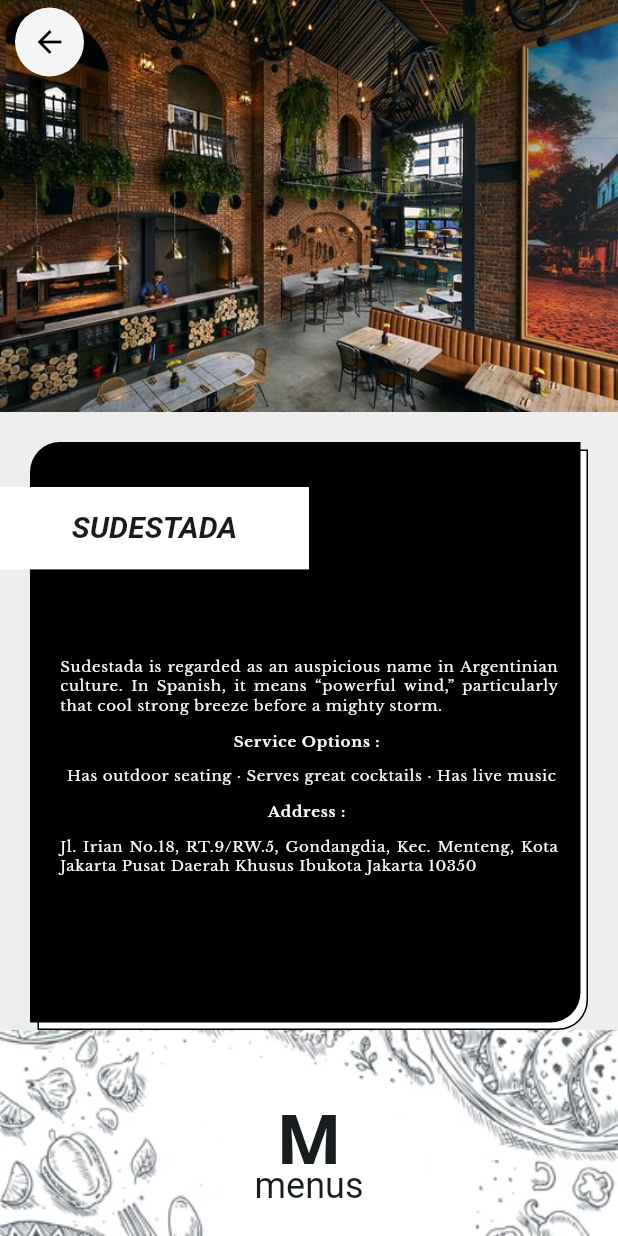
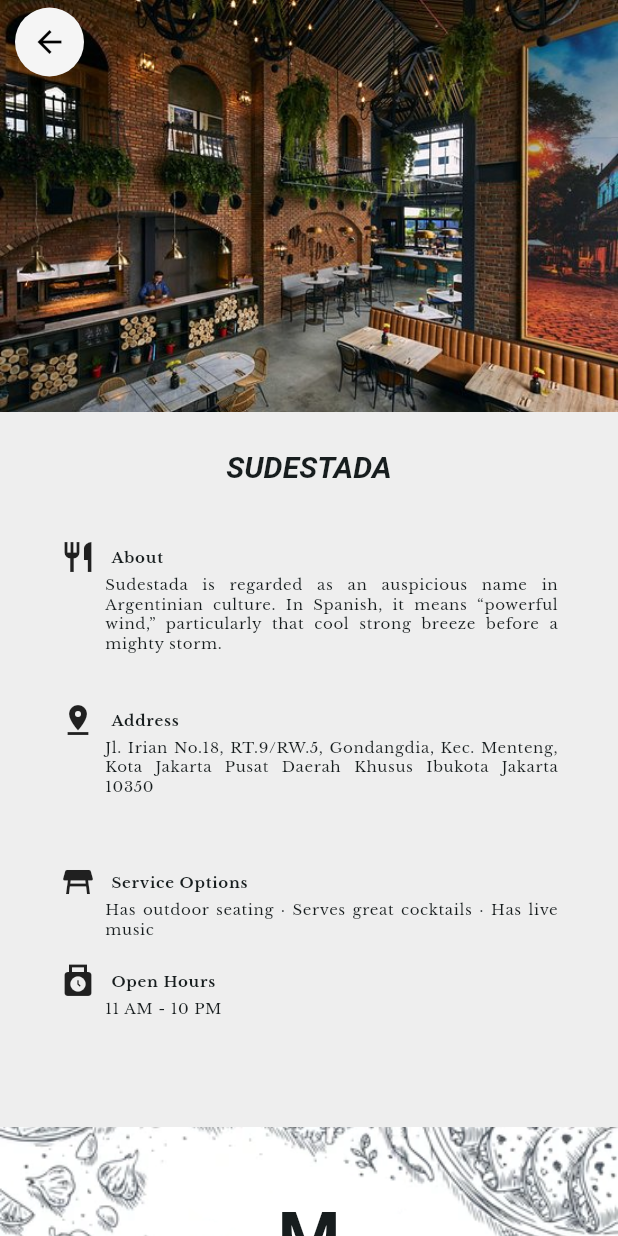
Before and after one commit to pnd-kw/el_resto_app, a Flutter app: the screen it shows after launch, after a tap on "4.7", on a phone screen of 412 x 824 dp. Run offline on Flutter 3.47's test engine with Material 3 defaults, Android fonts, the light colour scheme and no system bars; drawn by our look-alikes of auto_size_text; our stand-ins replace google_fonts, responsive_framework.

Commit message:
refactor and redesign restaurant info

```diff
--- a/lib/el_resto_detail.dart
+++ b/lib/el_resto_detail.dart
@@ -1,5 +1,3 @@
-// import 'package:el_resto_app/model/menu_category.dart';
-// import 'package:el_resto_app/menu_list.dart';
 import 'package:el_resto_app/widget/el_resto_detail_info.dart';
 import 'package:el_resto_app/widget/menu_item.dart';
 import 'package:el_resto_app/widget/menu_category.dart';
@@ -55,7 +53,6 @@
           .addAll(menu);
     }
 
-    // final screenWidth = MediaQuery.of(context).size.width;
     final screenHeight = MediaQuery.of(context).size.height;
 
     final mobileExpandedHeight = screenHeight / 3;
@@ -116,11 +113,13 @@
               delegate: SliverChildListDelegate(
                 [
                   ElRestoDetailInfo(
-                      name: resto.name,
-                      description: resto.description,
-                      serviceOptions: resto.serviceOptions,
-                      address: [resto.street, resto.city, resto.postalCode]
-                          .join(' ')),
+                    name: resto.name,
+                    description: resto.description,
+                    serviceOptions: resto.serviceOptions,
+                    address:
+                        [resto.street, resto.city, resto.postalCode].join(' '),
+                    openHours: resto.openHours,
+                  ),
                   SizedBox(
                     height: menuBgImage,
                     child: Container(
--- a/lib/widget/el_resto_detail_info.dart
+++ b/lib/widget/el_resto_detail_info.dart
@@ -1,3 +1,4 @@
+import 'package:auto_size_text/auto_size_text.dart';
 import 'package:flutter/material.dart';
 import 'package:responsive_framework/responsive_breakpoints.dart';
 
@@ -6,17 +7,19 @@
   final String description;
   final String serviceOptions;
   final String address;
+  final String openHours;
 
-  const ElRestoDetailInfo(
-      {super.key,
-      required this.name,
-      required this.description,
-      required this.serviceOptions,
-      required this.address});
+  const ElRestoDetailInfo({
+    super.key,
+    required this.name,
+    required this.description,
+    required this.serviceOptions,
+    required this.address,
+    required this.openHours,
+  });
 
   @override
   Widget build(BuildContext context) {
-    final screenWidth = MediaQuery.of(context).size.width;
     final screenHeight = MediaQuery.of(context).size.height;
 
     final mobileContainerHeight = screenHeight / 2;
@@ -30,139 +33,12 @@
       titleContainerHeight = mobileTitleContainerHeight;
     }
 
-    return Stack(
+    return Column(
       children: [
-        SizedBox(
-          height: containerHeight,
-          child: Padding(
-            padding: const EdgeInsets.only(top: 20, left: 20, right: 20),
-            child: Stack(
-              children: [
-                Padding(
-                  padding: const EdgeInsets.only(top: 5, left: 5),
-                  child: Container(
-                    decoration: BoxDecoration(
-                      color: Colors.white,
-                      borderRadius: const BorderRadius.only(
-                        topLeft: Radius.circular(20),
-                        bottomRight: Radius.circular(20),
-                      ),
-                      border: Border.all(width: 1.0),
-                    ),
-                  ),
-                ),
-                Padding(
-                  padding: const EdgeInsets.only(right: 5, bottom: 5),
-                  child: Container(
-                    decoration: const BoxDecoration(
-                      color: Colors.black,
-                      borderRadius: BorderRadius.only(
-                          topLeft: Radius.circular(20),
-                          bottomRight: Radius.circular(20)),
-                    ),
-                  ),
-                ),
-                Padding(
-                  padding: const EdgeInsets.only(top: 50),
-                  child: Column(
-                    mainAxisAlignment: MainAxisAlignment.center,
-                    children: [
-                      Flexible(
-                        child: Padding(
-                          padding: const EdgeInsets.only(
-                              left: 20, right: 20, bottom: 10),
-                          child: Text(
-                            description,
-                            style: Theme.of(context)
-                                .textTheme
-                                .bodySmall!
-                                .copyWith(
-                                    color: Theme.of(context)
-                                        .colorScheme
-                                        .background),
-                            textAlign: TextAlign.justify,
-                          ),
-                        ),
-                      ),
-                      Flexible(
-                        child: Padding(
-                          padding: const EdgeInsets.only(
-                              left: 20, right: 20, bottom: 10),
-                          child: Text(
-                            'Service Options : ',
-                            style: Theme.of(context)
-                                .textTheme
-                                .labelSmall!
-                                .copyWith(
-                                    color: Theme.of(context)
-                                        .colorScheme
-                                        .background),
-                          ),
-                        ),
-                      ),
-                      Flexible(
-                        child: Padding(
-                          padding: const EdgeInsets.only(
-                              left: 20, right: 20, bottom: 10),
-                          child: Text(
-                            serviceOptions,
-                            style: Theme.of(context)
-                                .textTheme
-                                .bodySmall!
-                                .copyWith(
-                                    color: Theme.of(context)
-                                        .colorScheme
-                                        .background),
-                            textAlign: TextAlign.justify,
-                          ),
-                        ),
-                      ),
-                      Flexible(
-                        child: Padding(
-                          padding: const EdgeInsets.only(
-                              left: 20, right: 20, bottom: 10),
-                          child: Text(
-                            'Address : ',
-                            style: Theme.of(context)
-                                .textTheme
-                                .labelSmall!
-                                .copyWith(
-                                    color: Theme.of(context)
-                                        .colorScheme
-                                        .background),
-                          ),
-                        ),
-                      ),
-                      Flexible(
-                        child: Padding(
-                          padding: const EdgeInsets.only(
-                              left: 20, right: 20, bottom: 10),
-                          child: Text(
-                            address,
-                            style: Theme.of(context)
-                                .textTheme
-                                .bodySmall!
-                                .copyWith(
-                                    color: Theme.of(context)
-                                        .colorScheme
-                                        .background),
-                            textAlign: TextAlign.justify,
-                          ),
-                        ),
-                      ),
-                    ],
-                  ),
-                ),
-              ],
-            ),
-          ),
-        ),
         Padding(
-          padding: const EdgeInsets.only(top: 50),
-          child: Container(
-            width: screenWidth / 2,
+          padding: const EdgeInsets.only(top: 10),
+          child: SizedBox(
             height: titleContainerHeight,
-            color: Colors.white,
             child: Align(
               alignment: Alignment.center,
               child: Text(
@@ -173,7 +49,75 @@
             ),
           ),
         ),
+        SizedBox(
+          height: containerHeight,
+          child: Padding(
+            padding: const EdgeInsets.only(left: 20, right: 20),
+            child: Padding(
+              padding: const EdgeInsets.only(top: 20),
+              child: Column(
+                mainAxisAlignment: MainAxisAlignment.start,
+                crossAxisAlignment: CrossAxisAlignment.start,
+                children: [
+                  buildInfoTitle(
+                      context, 'About', const Icon(Icons.restaurant)),
+                  buildInfoContent(context, 2, description),
+                  buildInfoTitle(
+                      context, 'Address', const Icon(Icons.pin_drop)),
+                  buildInfoContent(context, 2, address),
+                  buildInfoTitle(context, 'Service Options',
+                      const Icon(Icons.table_restaurant)),
+                  buildInfoContent(context, 1, serviceOptions),
+                  buildInfoTitle(
+                      context, 'Open Hours', const Icon(Icons.punch_clock)),
+                  buildInfoContent(context, 0, openHours),
+                ],
+              ),
+            ),
+          ),
+        ),
       ],
     );
   }
 }
+
+Widget buildInfoTitle(BuildContext context, String title, Widget icon) =>
+    Flexible(
+      child: Padding(
+        padding: const EdgeInsets.only(left: 20, right: 20),
+        child: Row(
+          mainAxisAlignment: MainAxisAlignment.start,
+          children: [
+            Flexible(child: icon),
+            Expanded(
+              child: Padding(
+                padding: const EdgeInsets.only(left: 10),
+                child: Text(
+                  title,
+                  style: Theme.of(context).textTheme.labelSmall!.copyWith(
+                      color: Theme.of(context).colorScheme.onBackground),
+                ),
+              ),
+            ),
+          ],
+        ),
+      ),
+    );
+
+Widget buildInfoContent(BuildContext context, int flex, String content) =>
+    Expanded(
+      flex: flex,
+      child: Padding(
+        padding: const EdgeInsets.only(left: 50, right: 20),
+        child: AutoSizeText(
+          content,
+          style: Theme.of(context)
+              .textTheme
+              .bodySmall!
+              .copyWith(color: Theme.of(context).colorScheme.onBackground),
+          textAlign: TextAlign.justify,
+          minFontSize: 9,
+          overflow: TextOverflow.fade,
+        ),
+      ),
+    );
--- a/lib/widget/el_resto_list_item.dart
+++ b/lib/widget/el_resto_list_item.dart
@@ -108,31 +108,17 @@
                         Padding(
                           padding: const EdgeInsets.only(
                               left: 25, top: 25, right: 15, bottom: 15),
-                          child: Container(
+                          child: buildTextBox(
                             height: bgTextBoxHeight,
-                            decoration: BoxDecoration(
-                              color: Colors.white,
-                              borderRadius: const BorderRadius.only(
-                                bottomLeft: Radius.circular(20),
-                                bottomRight: Radius.circular(20),
-                              ),
-                              border: Border.all(width: 1.0),
-                            ),
+                            color: Colors.white,
                           ),
                         ),
                         Padding(
                           padding: const EdgeInsets.symmetric(
                               vertical: 20, horizontal: 20),
-                          child: Container(
+                          child: buildTextBox(
                             height: textBoxHeight,
-                            decoration: BoxDecoration(
-                              color: Colors.grey.shade300,
-                              borderRadius: const BorderRadius.only(
-                                bottomLeft: Radius.circular(20),
-                                bottomRight: Radius.circular(20),
-                              ),
-                              border: Border.all(width: 1.0),
-                            ),
+                            color: Colors.grey.shade300,
                             child: Column(
                               mainAxisAlignment: MainAxisAlignment.spaceEvenly,
                               children: [
@@ -261,3 +247,18 @@
     );
   }
 }
+
+Widget buildTextBox(
+        {required double height, required Color color, Widget? child}) =>
+    Container(
+      height: height,
+      decoration: BoxDecoration(
+        color: color,
+        borderRadius: const BorderRadius.only(
+          bottomLeft: Radius.circular(20),
+          bottomRight: Radius.circular(20),
+        ),
+        border: Border.all(width: 1.0),
+      ),
+      child: child,
+    );
--- a/pubspec.yaml
+++ b/pubspec.yaml
@@ -40,6 +40,7 @@
   auto_size_text: ^3.0.0
   responsive_framework: ^1.1.1
 
+
 dev_dependencies:
   flutter_test:
     sdk: flutter
@@ -49,7 +50,7 @@
   # activated in the `analysis_options.yaml` file located at the root of your
   # package. See that file for information about deactivating specific lint
   # rules and activating additional ones.
-  flutter_lints: ^2.0.0
+  flutter_lints: ^3.0.1
 
 # For information on the generic Dart part of this file, see the
 # following page: https://dart.dev/tools/pub/pubspec
```
Also changed, not shown: pubspec.lock.
